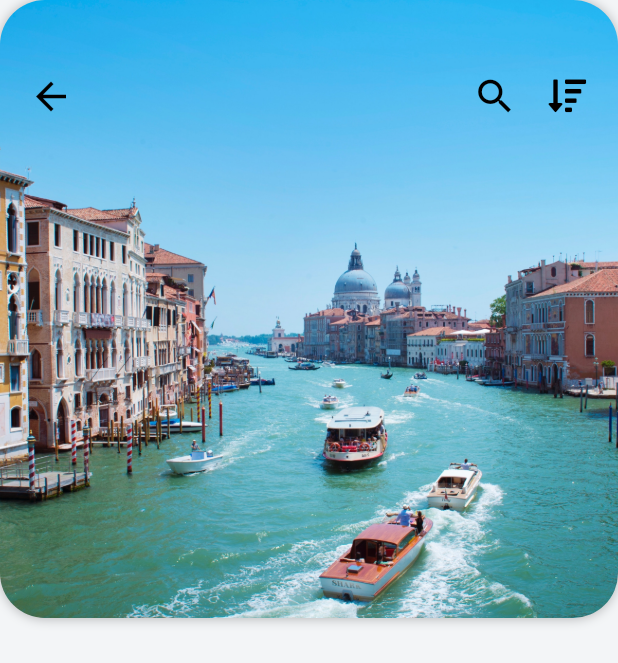
After one commit to pendi-qibee/travel_ui, a Flutter app: the screen it shows after launch, after a tap on an icon or button, on a phone screen of 412 x 824 dp. The commit adds this screen. Shown: the top 663 px of the screen. Run offline on Flutter 3.47's test engine with Material 2 defaults, Android fonts, the phone set to English and light mode, and no system bars; our stand-ins replace font_awesome_flutter; network calls fail.

Commit message:
add destination_screen

```diff
--- /dev/null
+++ b/lib/screens/destination_screen.dart
@@ -0,0 +1,78 @@
+import 'package:flutter/material.dart';
+import 'package:font_awesome_flutter/font_awesome_flutter.dart';
+import 'package:travel_ui/models/destination_model.dart';
+
+class DestinationScreen extends StatefulWidget {
+  final Destination destination;
+
+  DestinationScreen({this.destination});
+
+  @override
+  _DestinationScreenState createState() => _DestinationScreenState();
+}
+
+class _DestinationScreenState extends State<DestinationScreen> {
+  @override
+  Widget build(BuildContext context) {
+    return Scaffold(
+      body: Column(
+        children: [
+          Stack(
+            children: [
+              Container(
+                height: MediaQuery.of(context).size.width,
+                decoration: BoxDecoration(
+                  borderRadius: BorderRadius.circular(30.0),
+                  boxShadow: [
+                    BoxShadow(
+                        color: Colors.black26,
+                        offset: Offset(0.0, 0.2),
+                        blurRadius: 6.0)
+                  ],
+                ),
+                child: ClipRRect(
+                  borderRadius: BorderRadius.circular(30.0),
+                  child: Image(
+                    image: AssetImage(widget.destination.imageUrl),
+                    fit: BoxFit.cover,
+                  ),
+                ),
+              ),
+              Padding(
+                padding: const EdgeInsets.symmetric(
+                    horizontal: 10.0, vertical: 40.0),
+                child: Row(
+                  mainAxisAlignment: MainAxisAlignment.spaceBetween,
+                  children: [
+                    IconButton(
+                      icon: Icon(Icons.arrow_back),
+                      iconSize: 30.0,
+                      color: Colors.black,
+                      onPressed: () => Navigator.pop(context),
+                    ),
+                    Row(
+                      children: [
+                        IconButton(
+                          icon: Icon(Icons.search),
+                          iconSize: 30.0,
+                          color: Colors.black,
+                          onPressed: () => Navigator.pop(context),
+                        ),
+                        IconButton(
+                          icon: Icon(FontAwesomeIcons.sortAmountDown),
+                          iconSize: 25.0,
+                          color: Colors.black,
+                          onPressed: () => Navigator.pop(context),
+                        ),
+                      ],
+                    ),
+                  ],
+                ),
+              )
+            ],
+          )
+        ],
+      ),
+    );
+  }
+}
--- a/lib/widgets/destination_carousel.dart
+++ b/lib/widgets/destination_carousel.dart
@@ -1,6 +1,7 @@
 import 'package:flutter/material.dart';
 import 'package:font_awesome_flutter/font_awesome_flutter.dart';
 import 'package:travel_ui/models/destination_model.dart';
+import 'package:travel_ui/screens/destination_screen.dart';
 
 class DestinationCarousel extends StatelessWidget {
   @override
@@ -43,7 +44,16 @@ class DestinationCarousel extends StatelessWidget {
             itemBuilder: (BuildContext context, int index) {
               Destination destination = destinations[index];
 
-              return Container(
+              return GestureDetector(
+                onTap: () => Navigator.push(
+                  context,
+                  MaterialPageRoute(
+                    builder: (_) => DestinationScreen(
+                      destination: destination,
+                    ),
+                  ),
+                ),
+                child: Container(
                   margin: EdgeInsets.all(10.0),
                   width: 210.0,
                   child: Stack(
@@ -146,6 +156,7 @@ class DestinationCarousel extends StatelessWidget {
                       ),
                     ],
                   ),
+                ),
               );
             },
           ),
```
Lines whose indentation alone changed are shown as unchanged.
